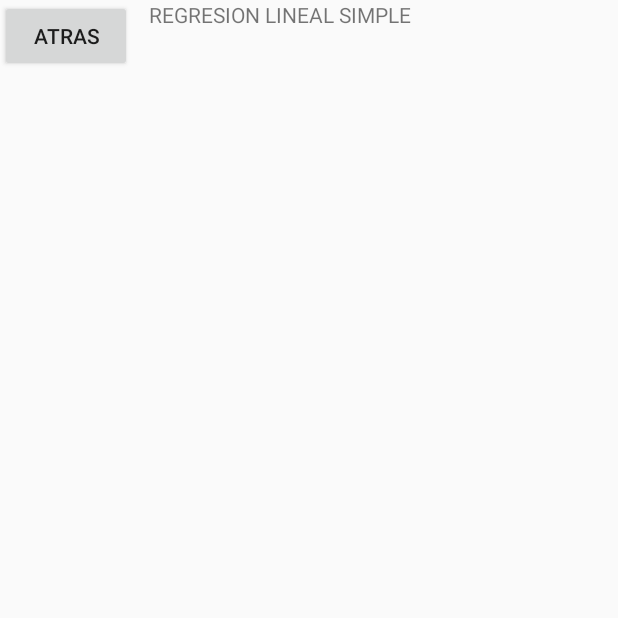
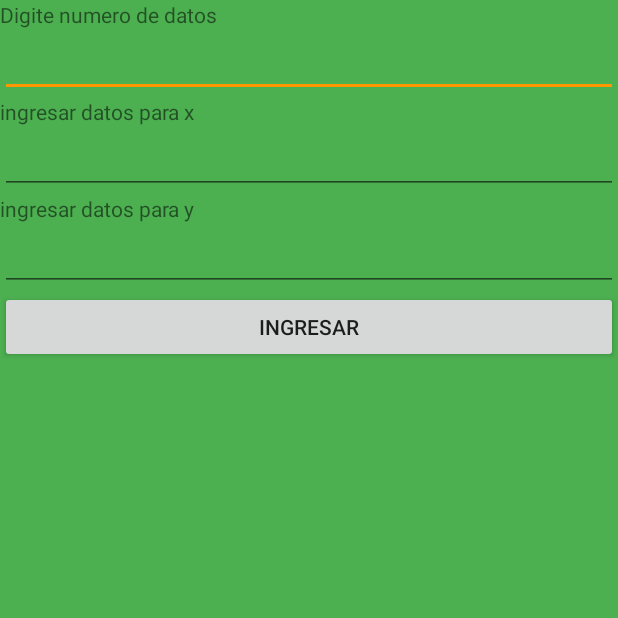
Before and after one commit to jhossmar/regresionapp, an Android app: the LinealActivity screen opened directly, with no data from a screen before it, on a phone screen of 412 x 824 dp, the top half of it. Run offline under Robolectric (Android 15) with nearby library versions, the phone set to English and light mode, and no system bars.

Commit message:
segunda actividad

```diff
--- a/app/src/main/AndroidManifest.xml
+++ b/app/src/main/AndroidManifest.xml
@@ -18,7 +18,10 @@
         </activity>
         <activity
             android:name=".LinealActivity"
-            android:label="@string/title_activity_main2"></activity>
+            android:label="@string/title_activity_main2" />
+        <activity
+            android:name=".BasicActivity"
+            android:label="@string/title_activity_basic"></activity>
     </application>
 
 </manifest>
--- a/app/src/main/java/com/example/marcelo/regresionapp/LinealActivity.java
+++ b/app/src/main/java/com/example/marcelo/regresionapp/LinealActivity.java
@@ -15,17 +15,9 @@ public class LinealActivity extends Activity {
         super.onCreate(savedInstanceState);
         setContentView(R.layout.activity_lineal);
 
-        TextView textw_atras = findViewById(R.id.btn_atras);
 
-        final Button btn_atras = findViewById(R.id.btn_atras);
-        btn_atras.setOnClickListener(new View.OnClickListener() {
-            @Override
-            public void onClick(View v) {
-                    btn_atras.setText("SE HIZO CLICK EN ATRAS");
-                Intent intent = new Intent(LinealActivity.this, MainActivity.class);
-                startActivity(intent);
-            }
-        });
+
+
     }
 
 }
--- a/app/src/main/res/layout/activity_lineal.xml
+++ b/app/src/main/res/layout/activity_lineal.xml
@@ -1,27 +1,89 @@
 <?xml version="1.0" encoding="utf-8"?>
-<android.support.constraint.ConstraintLayout xmlns:android="http://schemas.android.com/apk/res/android"
-    xmlns:app="http://schemas.android.com/apk/res-auto"
+<android.support.design.widget.CoordinatorLayout
+    xmlns:android="http://schemas.android.com/apk/res/android"
     xmlns:tools="http://schemas.android.com/tools"
     android:layout_width="match_parent"
     android:layout_height="match_parent"
-    tools:context=".LinealActivity">
+    tools:context=".LinealActivity"
+    android:fitsSystemWindows="true"
+    android:background="@color/colorPrimary">
 
-    <Button
-        android:id="@+id/btn_atras"
-        android:layout_width="wrap_content"
-        android:layout_height="wrap_content"
-        android:text="@string/btn_atras"
-        tools:ignore="MissingConstraints"
-        tools:layout_editor_absoluteX="6dp"
-        tools:layout_editor_absoluteY="0dp" />
+    <ScrollView
+        android:layout_width="match_parent"
+        android:layout_height="match_parent"
+        android:fillViewport="true"
+        >
 
-    <TextView
-        android:id="@+id/title_activity_lineal"
-        android:layout_width="245dp"
-        android:layout_height="43dp"
-        android:layout_marginStart="11dp"
-        android:text="REGRESION LINEAL SIMPLE"
-        app:layout_constraintStart_toEndOf="@+id/btn_atras"
-        tools:ignore="MissingConstraints"
-        tools:layout_editor_absoluteY="8dp" />
-</android.support.constraint.ConstraintLayout>
+        <LinearLayout
+            android:layout_width="match_parent"
+            android:layout_height="match_parent"
+            android:orientation="vertical"
+            >
+
+
+            <LinearLayout
+                android:layout_width="match_parent"
+                android:layout_height="wrap_content"
+                android:orientation="vertical">
+                <TextView
+                    android:layout_width="match_parent"
+                    android:layout_height="wrap_content"
+                    android:text="@string/text_view_numero"/>
+
+                <EditText
+                    android:id="@+id/editText_number_imputs"
+                    android:layout_width="match_parent"
+                    android:layout_height="wrap_content"
+                    android:inputType="numberDecimal"
+                    android:textColor="@android:color/black"></EditText>
+            </LinearLayout>
+
+            <LinearLayout
+                android:layout_width="match_parent"
+                android:layout_height="wrap_content"
+                android:orientation="vertical">
+                <TextView
+                    android:layout_width="match_parent"
+                    android:layout_height="wrap_content"
+                    android:text="@string/text_view_x"/>
+
+                <EditText
+                    android:id="@+id/editText_lineal_x"
+                    android:layout_width="match_parent"
+                    android:layout_height="wrap_content"
+                    android:inputType="numberDecimal"
+                    android:textColor="@android:color/black"></EditText>
+            </LinearLayout>
+
+            <LinearLayout
+                android:layout_width="match_parent"
+                android:layout_height="wrap_content"
+                android:orientation="vertical">
+                <TextView
+                    android:layout_width="match_parent"
+                    android:layout_height="wrap_content"
+                    android:text="@string/text_view_y"/>
+
+                <EditText
+                    android:id="@+id/editText_lineal_y"
+                    android:layout_width="match_parent"
+                    android:layout_height="wrap_content"
+                    android:inputType="numberDecimal"
+                    android:textColor="@android:color/black"></EditText>
+            </LinearLayout>
+
+            <Button
+                android:id="@+id/joinUs"
+                android:layout_width="match_parent"
+                android:layout_height="wrap_content"
+                android:text="@string/btn_ingresar"
+                />
+        </LinearLayout>
+    </ScrollView>
+
+
+
+
+
+
+</android.support.design.widget.CoordinatorLayout>
--- a/app/src/main/res/values/colors.xml
+++ b/app/src/main/res/values/colors.xml
@@ -1,6 +1,7 @@
 <?xml version="1.0" encoding="utf-8"?>
 <resources>
-    <color name="colorPrimary">#3F51B5</color>
-    <color name="colorPrimaryDark">#303F9F</color>
-    <color name="colorAccent">#FF4081</color>
+    <color name="colorPrimary">#4CAF50</color>
+    <color name="colorPrimaryDark">#388E3C</color>
+    <color name="colorAccent">#FF9800</color>
+    <color name="colorPrimaryLight">#C8E6C9</color>
 </resources>
--- /dev/null
+++ b/app/src/main/res/values/dimens.xml
@@ -0,0 +1,4 @@
+<?xml version="1.0" encoding="utf-8"?>
+<resources>
+    <dimen name="activity_vertical_margin">10</dimen>
+</resources>
--- a/app/src/main/res/values/strings.xml
+++ b/app/src/main/res/values/strings.xml
@@ -4,4 +4,9 @@
     <string name="btn_reg_no_lineal_text">REGRESION NO LINEAL</string>
     <string name="title_activity_main2">Main2Activity</string>
     <string name="btn_atras">ATRAS</string>
+    <string name="title_activity_basic">BasicActivity</string>
+    <string name="btn_ingresar">INGRESAR</string>
+    <string name="text_view_x">ingresar datos para "x"</string>
+    <string name="text_view_y">ingresar datos para "y"</string>
+    <string name="text_view_numero">Digite numero de datos</string>
 </resources>
```
Also changed, not shown: app/src/main/java/com/example/marcelo/regresionapp/BasicActivity.java (added, +14 -0 lines), app/src/main/res/layout/activity_basic.xml (added, +9 -0 lines), app/src/main/res/layout/activity_main.xml (+59 -6 lines), app/src/main/res/drawable-hdpi/reg_lineal.png (added), app/src/main/res/drawable-hdpi/regresion_no_lineal.png (added), app/src/main/res/drawable-mdpi/reg_lineal.png (added), app/src/main/res/drawable-mdpi/regresion_no_lineal.png (added), app/src/main/res/drawable-xhdpi/reg_lineal.png (added), app/src/main/res/drawable-xhdpi/regresion_no_lineal.png (added), app/src/main/res/drawable-xxhdpi/reg_lineal.png (added), app/src/main/res/drawable-xxhdpi/regresion_no_lineal.png (added), app/src/main/res/drawable-xxxhdpi/reg_lineal.png (added), app/src/main/res/drawable-xxxhdpi/regresion_no_lineal.png (added).
